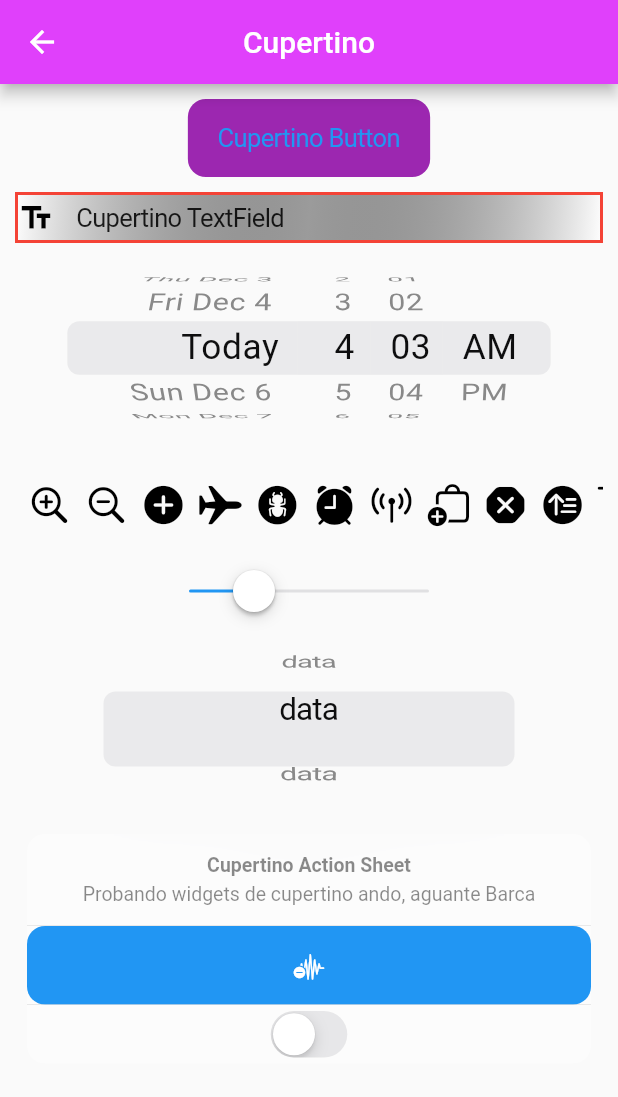
After one commit to llsonyll/flutter_challengues, a Flutter app: the CupertinoMain screen opened by its route, on a phone screen of 412 x 824 dp. The commit adds this screen. Shown: the top 1097 px of the screen. Run offline on Flutter 3.47's test engine with Material 2 defaults, Android fonts, the phone set to English and light mode, and no system bars; our stand-ins replace flutter_riverpod, webview_flutter.

Commit message:
Cupertino icons, widgets and others, fun

```diff
--- /dev/null
+++ b/lib/CupertinoWidgets/cupertino_main.dart
@@ -0,0 +1,137 @@
+import 'package:flutter/material.dart';
+import 'package:flutter/cupertino.dart';
+
+class CupertinoMain extends StatelessWidget {
+  const CupertinoMain({Key key}) : super(key: key);
+
+  @override
+  Widget build(BuildContext context) {
+    final List<IconData> listIcons = [
+      CupertinoIcons.zoom_in,
+      CupertinoIcons.zoom_out,
+      CupertinoIcons.add_circled_solid,
+      CupertinoIcons.airplane,
+      CupertinoIcons.ant_circle_fill,
+      CupertinoIcons.alarm_fill,
+      CupertinoIcons.antenna_radiowaves_left_right,
+      CupertinoIcons.bag_badge_plus,
+      CupertinoIcons.xmark_octagon_fill,
+      CupertinoIcons.sort_up_circle_fill,
+      CupertinoIcons.shopping_cart,
+      CupertinoIcons.square_favorites_alt_fill,
+      CupertinoIcons.memories_badge_minus,
+    ];
+    return SafeArea(
+      child: Scaffold(
+        appBar: AppBar(
+          title: Text('Cupertino'),
+          centerTitle: true,
+          backgroundColor: Colors.purpleAccent,
+        ),
+        body: Padding(
+          padding: const EdgeInsets.symmetric(horizontal: 10.0),
+          child: SingleChildScrollView(
+            child: Column(
+              children: [
+                const SizedBox(height: 10),
+                CupertinoButton(
+                  child: Text('Cupertino Button'),
+                  onPressed: () {},
+                  color: Colors.purple,
+                ),
+                const SizedBox(height: 10),
+                CupertinoTextField(
+                  decoration: BoxDecoration(
+                    border: Border.all(width: 2.0, color: Colors.red),
+                    gradient: LinearGradient(
+                        begin: Alignment.topLeft,
+                        end: Alignment.bottomRight,
+                        colors: [Colors.white, Colors.black38, Colors.white]),
+                  ),
+                  placeholder: 'Cupertino TextField',
+                  placeholderStyle: TextStyle(color: Colors.black87),
+                  prefix: Icon(
+                    Icons.text_fields_outlined,
+                    color: Colors.black,
+                  ),
+                  padding: const EdgeInsets.symmetric(
+                      horizontal: 15.0, vertical: 5.0),
+                ),
+                const SizedBox(height: 20),
+                Container(
+                  width: double.infinity,
+                  height: 100,
+                  child: CupertinoDatePicker(onDateTimeChanged: (date) {}),
+                ),
+                const SizedBox(height: 20),
+                Container(
+                  width: double.infinity,
+                  height: 70,
+                  child: ListView.builder(
+                      scrollDirection: Axis.horizontal,
+                      itemCount: listIcons.length,
+                      itemBuilder: (_, index) =>
+                          CupertinoIconItem(icon: listIcons[index])),
+                ),
+                CupertinoSlider(
+                    min: 10, max: 100, value: 30, onChanged: (value) {}),
+                const SizedBox(height: 20),
+                Container(
+                  padding: const EdgeInsets.symmetric(horizontal: 50),
+                  width: double.infinity,
+                  height: 100,
+                  child: CupertinoPicker(
+                    looping: true,
+                    itemExtent: 50,
+                    onSelectedItemChanged: (item) {},
+                    children: [
+                      Text('data'),
+                      Text('data'),
+                      Text('data'),
+                      Text('data'),
+                    ],
+                  ),
+                ),
+                CupertinoActionSheet(
+                  title: Text('Cupertino Action Sheet'),
+                  message:
+                      Text('Probando widgets de cupertino ando, aguante Barca'),
+                  actions: [
+                    CupertinoButton.filled(
+                      child: Icon(CupertinoIcons.waveform_path_badge_minus),
+                      onPressed: () {},
+                    ),
+                    CupertinoSwitch(
+                      onChanged: (bool value) {},
+                      value: false,
+                    ),
+                  ],
+                ),
+              ],
+            ),
+          ),
+        ),
+      ),
+    );
+  }
+}
+
+class CupertinoIconItem extends StatelessWidget {
+  const CupertinoIconItem({Key key, @required this.icon}) : super(key: key);
+
+  final IconData icon;
+
+  @override
+  Widget build(BuildContext context) {
+    return Row(
+      children: [
+        const SizedBox(width: 8.0),
+        Icon(
+          icon,
+          color: Colors.black,
+          size: 30,
+        ),
+      ],
+    );
+  }
+}
--- a/lib/challengue.dart
+++ b/lib/challengue.dart
@@ -49,4 +49,12 @@ List<Challenge> challenguesList = [
     backgroundColor: Colors.blue,
     textColor: Colors.white,
   ),
+  Challenge(
+    ruta: 'cupertinoWidgets',
+    titulo: 'Cupertino Widgets',
+    descripcion: 'IOS environment',
+    icon: Icons.iso_outlined,
+    backgroundColor: Colors.purple,
+    textColor: Colors.white,
+  ),
 ];
--- a/lib/main.dart
+++ b/lib/main.dart
@@ -1,6 +1,7 @@
 import 'package:flutter/material.dart';
 import 'package:flutter_riverpod/flutter_riverpod.dart';
 
+import 'CupertinoWidgets/cupertino_main.dart';
 import 'NewsApp/newsApp_main.dart';
 import 'PizzaOrderChallenge/pizzaorder_main.dart';
 import 'Riverpod/riverpod_main.dart';
@@ -25,6 +26,7 @@ class MainFlutterChallengues extends StatelessWidget {
         'pizzaorder': (BuildContext context) => PizzaOrder(),
         'riverpod': (BuildContext context) => SMwithRiverPod(),
         'newApp': (BuildContext context) => MainNewsApp(),
+        'cupertinoWidgets': (BuildContext context) => CupertinoMain(),
       },
       initialRoute: 'home',
     );
```
